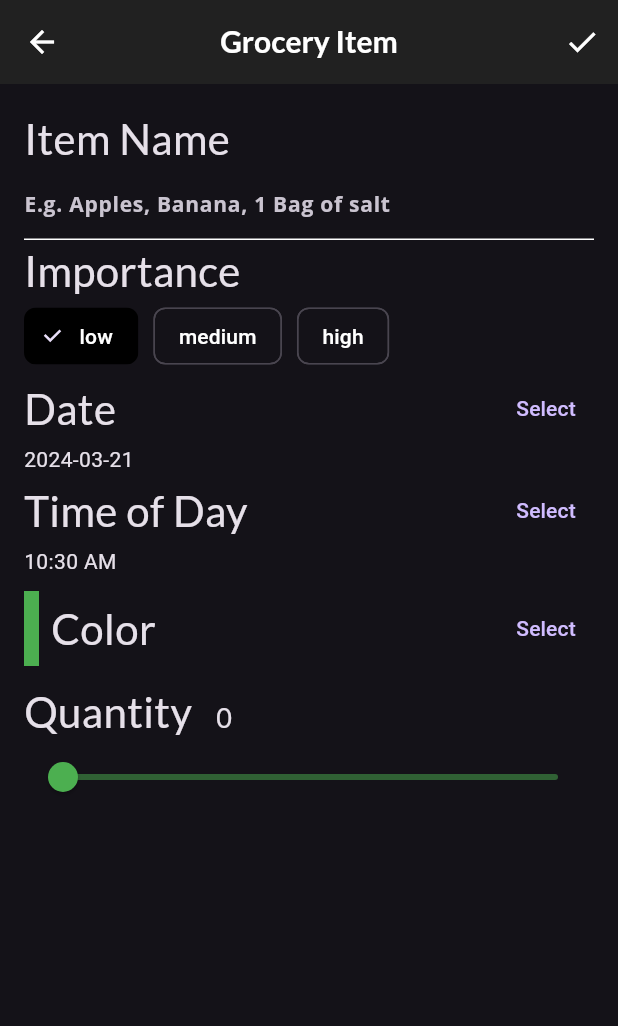
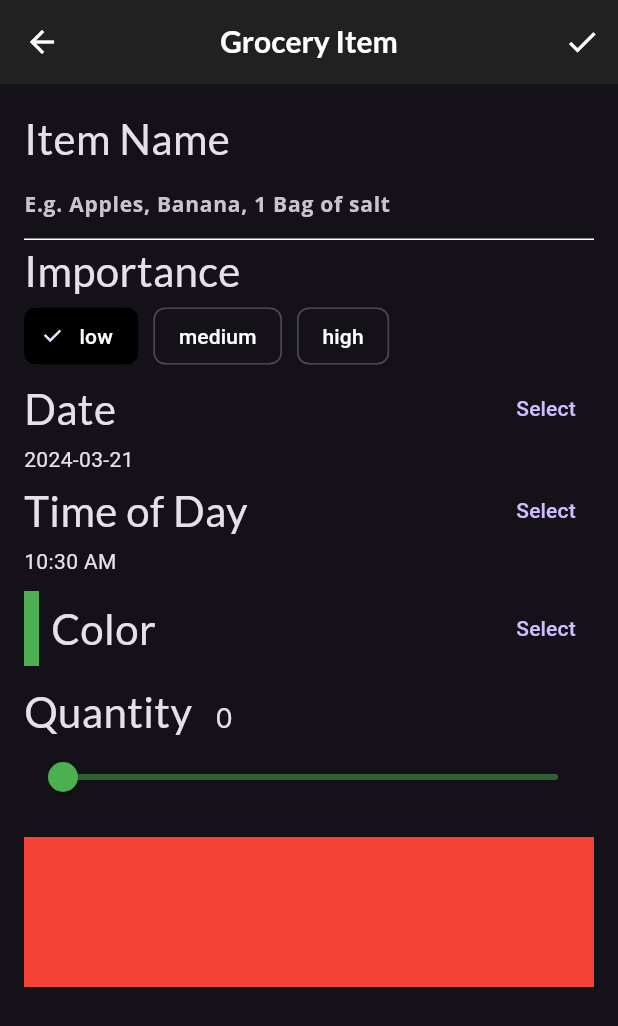
Before and after one commit to oladejomubarak/Fooderlich, a Flutter app: the screen it shows after launch, item 3 of the bottom bar chosen, after a tap on the "add" icon, on a phone screen of 412 x 824 dp. Shown: the top 1026 px of the screen. Run offline on Flutter 3.47's test engine with Material 3 defaults, Android fonts, the phone set to English and light mode, and no system bars; our stand-ins replace flutter_colorpicker, google_fonts.

Commit message:
adding items to screen

```diff
--- /dev/null
+++ b/lib/components/grocery_tile.dart
@@ -0,0 +1,56 @@
+import 'package:flutter/material.dart';
+import 'package:google_fonts/google_fonts.dart';
+import 'package:intl/intl.dart';
+import '../models/grocery_item.dart';
+
+
+class GroceryTile extends StatelessWidget {
+  // 1
+  final GroceryItem item;
+  // 2
+  final Function(bool) onComplete;
+  // 3
+  final TextDecoration textDecoration;
+  // 4
+  GroceryTile({
+    Key? key,
+    required this.item,
+    required this.onComplete}) :
+        textDecoration =
+        item.isComplete ? TextDecoration.lineThrough :
+        TextDecoration.none,
+        super(key: key);
+  @override
+  Widget build(BuildContext context) {
+    // TODO 21: Change this Widget
+    return Container(
+      height: 100.0,
+      // TODO 20: Replace this color
+      color: Colors.red,
+    );
+  }
+
+  Widget buildImportance() {
+    if (item.importance == Importance.low) {
+      return Text(
+          'Low',
+          style: GoogleFonts.lato(decoration: textDecoration));
+    } else if (item.importance == Importance.medium) {
+      return Text(
+          'Medium',
+          style: GoogleFonts.lato(
+              fontWeight: FontWeight.w800,
+              decoration: textDecoration));
+    } else if (item.importance == Importance.high) {
+      return Text(
+        'High',
+        style: GoogleFonts.lato(
+          color: Colors.red,
+          fontWeight: FontWeight.w900,
+          decoration: textDecoration,),);
+    } else {
+      throw Exception('This importance type does not exist');
+    }
+  }
+
+}
--- a/lib/models/grocery_item.dart
+++ b/lib/models/grocery_item.dart
@@ -10,7 +10,7 @@ class GroceryItem {
   final Color? color;
   final int? quantity;
   final DateTime? date;
-  final bool? isComplete;
+  final bool isComplete;
   GroceryItem(
       { required this.id,
         required this.name,
--- a/lib/screens/grocery_item_screen.dart
+++ b/lib/screens/grocery_item_screen.dart
@@ -4,6 +4,7 @@ import 'package:flutter_colorpicker/flutter_colorpicker.dart';
 import 'package:intl/intl.dart';
 import 'package:uuid/uuid.dart';
 import '../models/models.dart';
+import '../components/grocery_tile.dart';
 
 class GroceryItemScreen extends StatefulWidget {
   // 1
@@ -102,6 +103,15 @@ class _GroceryItemScreenState extends State<GroceryItemScreen> {
             const SizedBox(height: 10.0),
             buildQuantityField(),
             // TODO: 19: Add Grocery Tile
+            const SizedBox(height: 16),
+            GroceryTile(
+              item: GroceryItem(
+                name: _name,
+                importance: _importance,
+                color: _currentColor,
+                quantity: _currentSliderValue,
+                date: DateTime(_dueDate.year, _dueDate.month, _dueDate.day,
+                  _timeOfDay.hour, _timeOfDay.minute,), id: '',), onComplete: (bool ) {  },),
           ],),),
     );
   }
```
